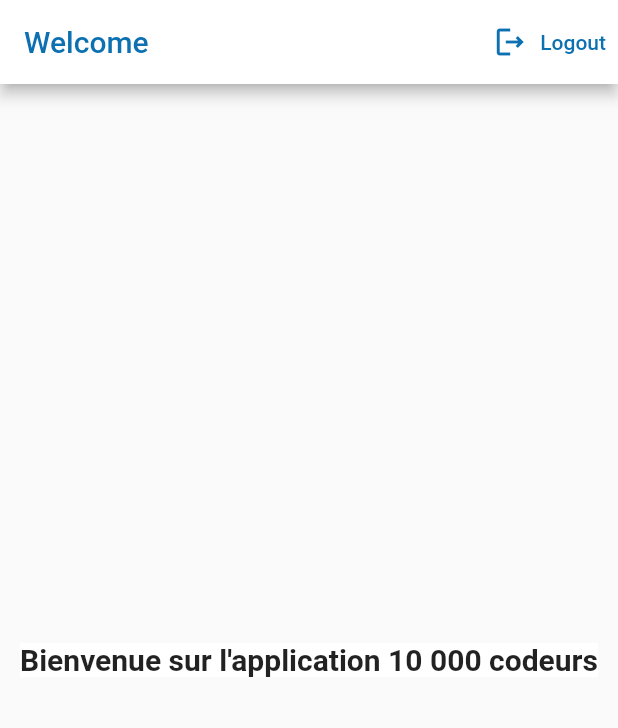
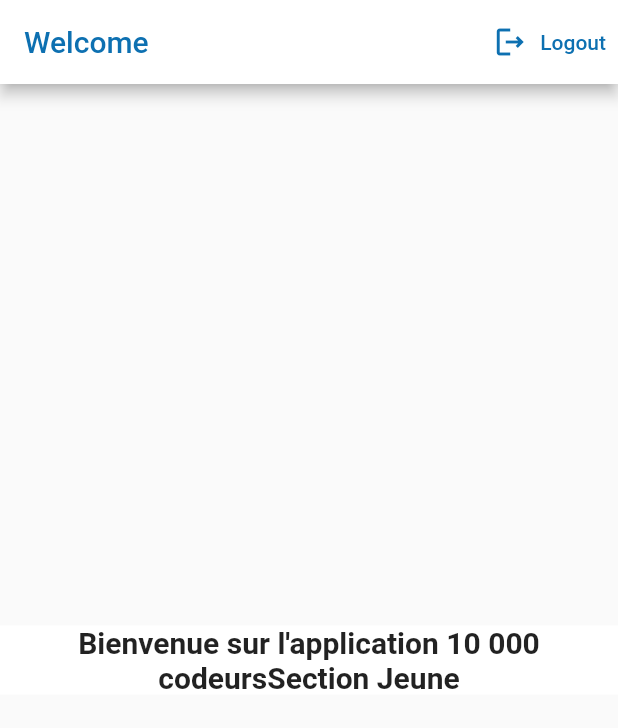
Before and after one commit to AmineBERRA/10000-codeurs, a Flutter app: the screen it shows once a user with an empty profile is signed in, on a phone screen of 412 x 824 dp. Shown: the top 728 px of the screen. Run offline on Flutter 3.47's test engine with Material 2 defaults, Android fonts, the phone set to English and light mode, and no system bars; our stand-ins replace cloud_firestore, firebase_auth, firebase_core, flutter_spinkit; accounts and stored records are empty.

Commit message:
register OK + screens

```diff
--- a/lib/screens/home/homeScreen.dart
+++ b/lib/screens/home/homeScreenCommunity.dart
@@ -2,7 +2,7 @@ import 'package:flutter/material.dart';
 import 'package:stage_10000_codeurs/helpers/constants/colorsConstant.dart';
 import 'package:stage_10000_codeurs/services/authentication.dart';
 
-class HomeScreen extends StatelessWidget {
+class HomeScreenCommunity extends StatelessWidget {
   final ServiceAuthentification _auth = ServiceAuthentification();
 
   @override
@@ -31,7 +31,8 @@ class HomeScreen extends StatelessWidget {
             child: Container(
               color: Colors.white,
               child: Text(
-              "Bienvenue sur l'application 10 000 codeurs",
+                "Bienvenue sur l'application 10 000 codeurs"
+                    "Section Responsable de Communauté",
                 style: TextStyle(fontSize: 20.0, fontWeight: FontWeight.bold),
                 textAlign: TextAlign.center,
               ),
--- /dev/null
+++ b/lib/screens/home/homeScreenYoung.dart
@@ -0,0 +1,43 @@
+import 'package:flutter/material.dart';
+import 'package:stage_10000_codeurs/helpers/constants/colorsConstant.dart';
+import 'package:stage_10000_codeurs/services/authentication.dart';
+
+class HomeScreenYoung extends StatelessWidget {
+  final ServiceAuthentification _auth = ServiceAuthentification();
+
+  @override
+  Widget build(BuildContext context) {
+    return Scaffold(
+        appBar: AppBar(
+          backgroundColor: Colors.white,
+          title: Text("Welcome",
+          style: TextStyle(color: blueCodeurs),),
+          actions: <Widget>[
+            TextButton.icon(
+                onPressed: () async {
+                  await _auth.signOut();
+                },
+                icon: Icon(
+                  Icons.logout_outlined,
+                  color: blueCodeurs,
+                ),
+                label: Text(
+                  "Logout",
+                  style: TextStyle(color: blueCodeurs),
+                ))
+          ],
+        ),
+        body: Center(
+          child: Container(
+            color: Colors.white,
+            child: Text(
+              "Bienvenue sur l'application 10 000 codeurs"
+                  "Section Jeune",
+              style: TextStyle(fontSize: 20.0, fontWeight: FontWeight.bold),
+              textAlign: TextAlign.center,
+            ),
+          )
+
+        ));
+  }
+}
--- a/lib/screens/splashScreenWrapper.dart
+++ b/lib/screens/splashScreenWrapper.dart
@@ -2,7 +2,7 @@ import 'package:flutter/material.dart';
 import 'package:provider/provider.dart';
 import 'package:stage_10000_codeurs/models/userModel.dart';
 import 'package:stage_10000_codeurs/screens/auth/authentificationScreen.dart';
-import 'package:stage_10000_codeurs/screens/home/homeScreen.dart';
+import 'package:stage_10000_codeurs/screens/home/homeScreenYoung.dart';
 
 class SplashScreenWrapper extends StatelessWidget {
   const SplashScreenWrapper({Key? key}) : super(key: key);
@@ -10,10 +10,10 @@ class SplashScreenWrapper extends StatelessWidget {
   @override
   Widget build(BuildContext context) {
     final user = Provider.of<AppUser?>(context);
-    if(user == null){
+    if (user == null) {
       return AuthenticateScreen();
-    }else{
-      return HomeScreen();
+    } else {
+      return HomeScreenYoung();
     }
   }
 }
--- a/lib/services/database.dart
+++ b/lib/services/database.dart
@@ -19,7 +19,7 @@ class ServiceDatabase {
 
   AppUserData _userFromSnapshot(DocumentSnapshot snapshot) {
     var data = snapshot.data();
-    if(data == null) throw Exception("utilisateur inconnu");
+    if(data == null) throw Exception("Utilisateur Inconnu");
     return AppUserData(
       uid: uid,
       name:snapshot['name'],
--- a/lib/widget/signIn.dart
+++ b/lib/widget/signIn.dart
@@ -3,7 +3,6 @@ import 'package:flutter/material.dart';
 import 'package:stage_10000_codeurs/helpers/constants/colorsConstant.dart';
 import 'package:stage_10000_codeurs/helpers/constants/textInputDecoration.dart';
 import 'package:stage_10000_codeurs/services/authentication.dart';
-import 'package:stage_10000_codeurs/widget/dropDownButton.dart';
 import 'loading.dart';
 
 class SignRegister extends StatefulWidget {
@@ -149,7 +148,7 @@ class _SignRegisterState extends State<SignRegister> {
                           var password  = controllerPassword.value.text;
                           var email = controllerEmail.value.text;
                           var name = controllerName.value.text;
-                          var lastname = controllerName.value.text;
+                          var lastname = controllerLastName.value.text;
                           var dropDownRole = dropValue;
 
                           //call firebase auth
```
Also changed, not shown: lib/screens/home/homeScreenExpert.dart (added, +43 -0 lines), lib/screens/home/homeScreenManagement.dart (added, +43 -0 lines), lib/services/authentication.dart (line endings or trailing spaces). Lines whose indentation alone changed are shown as unchanged.
